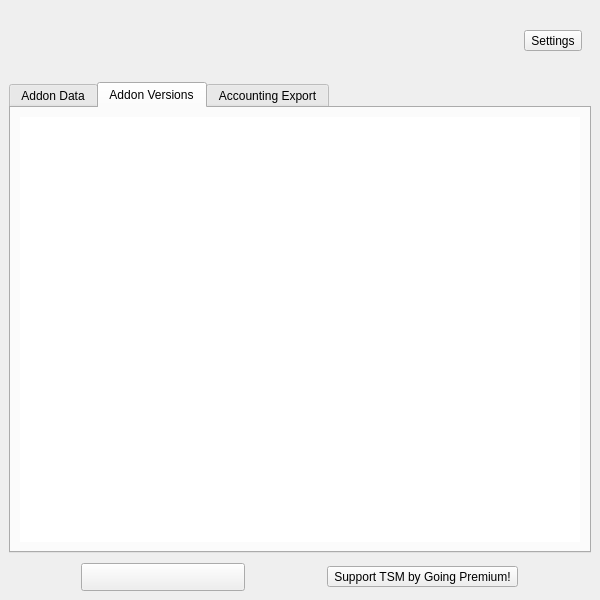
First picture: the form in ui/main_window.ui, repository seirl/tsmapplication_public, before the edit.
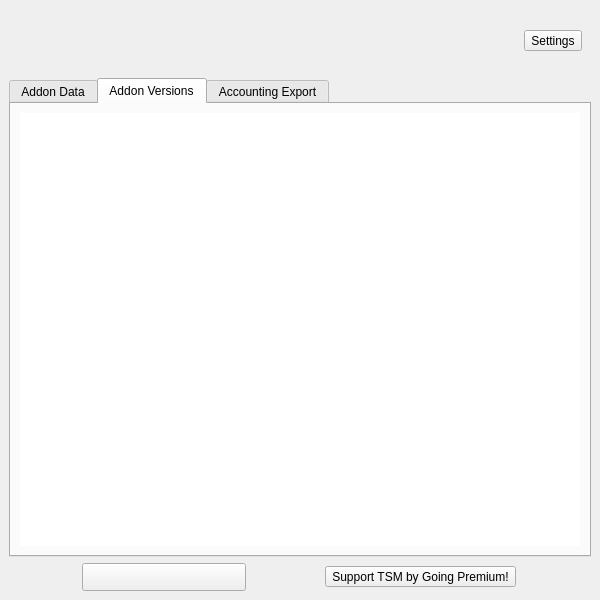
Second picture: the form after the edit. The open tabs and pages were chosen to show the change. Icons and pictures are not drawn.

What changed in the file:
```diff
--- a/ui/main_window.ui
+++ b/ui/main_window.ui
@@ -37,9 +37,6 @@
   </property>
   <widget class="QWidget" name="centralwidget">
    <layout class="QVBoxLayout" name="verticalLayout">
-    <property name="spacing">
-     <number>10</number>
-    </property>
     <item>
      <widget class="QWidget" name="header" native="true">
       <layout class="QHBoxLayout" name="horizontalLayout">
```
Left out of the diff: 2 changed lines with no effect on the pictures.
